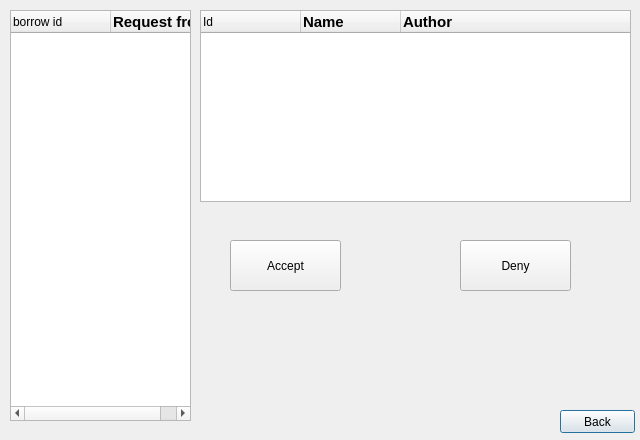
This is request.ui in baoprokute1234/BTL2 as Qt 5 draws it before an edit. The edited form follows.
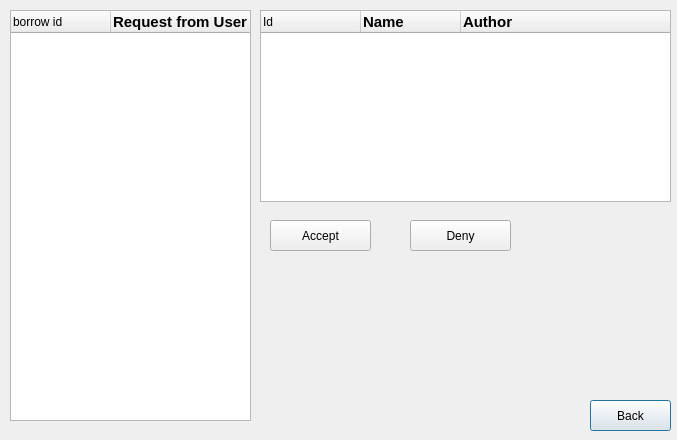
This is the edited form. Icons and pictures are not drawn.

What changed in the file:
```diff
--- a/request.ui
+++ b/request.ui
@@ -6,7 +6,7 @@
    <rect>
     <x>0</x>
     <y>0</y>
-    <width>640</width>
+    <width>677</width>
     <height>440</height>
    </rect>
   </property>
@@ -16,9 +16,9 @@
   <widget class="QTreeWidget" name="tree">
    <property name="geometry">
     <rect>
-     <x>200</x>
+     <x>260</x>
      <y>10</y>
-     <width>431</width>
+     <width>411</width>
      <height>192</height>
     </rect>
    </property>
@@ -57,7 +57,7 @@
     <rect>
      <x>10</x>
      <y>10</y>
-     <width>181</width>
+     <width>241</width>
      <height>411</height>
     </rect>
    </property>
@@ -82,41 +82,71 @@
   <widget class="QPushButton" name="back">
    <property name="geometry">
     <rect>
-     <x>560</x>
-     <y>410</y>
-     <width>75</width>
-     <height>23</height>
+     <x>590</x>
+     <y>400</y>
+     <width>81</width>
+     <height>31</height>
     </rect>
    </property>
    <property name="text">
     <string>Back</string>
    </property>
+   <property name="icon">
+    <iconset>
+     <normaloff>image/48/sign-right.png</normaloff>image/48/sign-right.png</iconset>
+   </property>
+   <property name="iconSize">
+    <size>
+     <width>20</width>
+     <height>20</height>
+    </size>
+   </property>
   </widget>
   <widget class="QPushButton" name="accept">
    <property name="geometry">
     <rect>
-     <x>230</x>
-     <y>240</y>
-     <width>111</width>
-     <height>51</height>
+     <x>270</x>
+     <y>220</y>
+     <width>101</width>
+     <height>31</height>
     </rect>
    </property>
    <property name="text">
     <string>Accept</string>
    </property>
+   <property name="icon">
+    <iconset>
+     <normaloff>image/48/sign-check.png</normaloff>image/48/sign-check.png</iconset>
+   </property>
+   <property name="iconSize">
+    <size>
+     <width>20</width>
+     <height>20</height>
+    </size>
+   </property>
   </widget>
   <widget class="QPushButton" name="deny">
    <property name="geometry">
     <rect>
-     <x>460</x>
-     <y>240</y>
-     <width>111</width>
-     <height>51</height>
+     <x>410</x>
+     <y>220</y>
+     <width>101</width>
+     <height>31</height>
     </rect>
    </property>
    <property name="text">
     <string>Deny</string>
    </property>
+   <property name="icon">
+    <iconset>
+     <normaloff>image/48/sign-error.png</normaloff>image/48/sign-error.png</iconset>
+   </property>
+   <property name="iconSize">
+    <size>
+     <width>20</width>
+     <height>20</height>
+    </size>
+   </property>
   </widget>
  </widget>
  <resources/>
```
